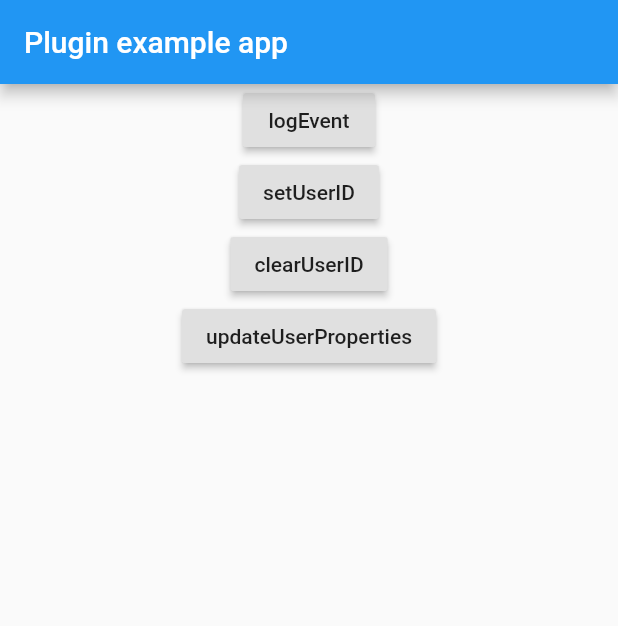
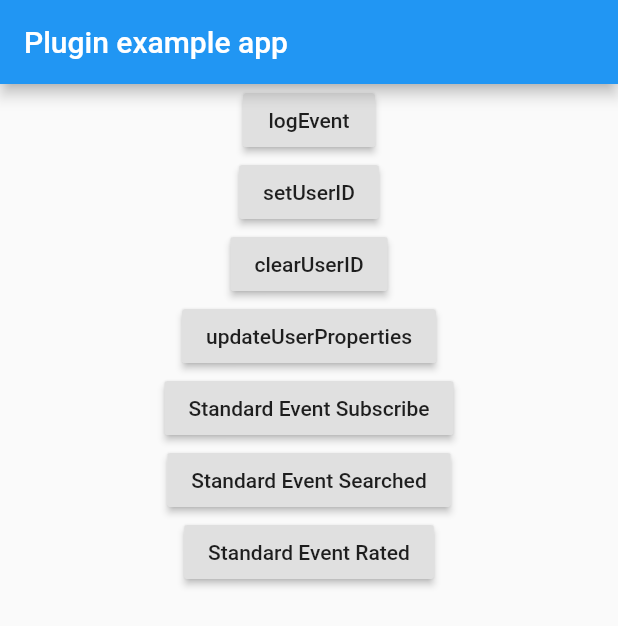
Before and after one commit to W-her/flutter_facebook_sdk, a Flutter app: the screen it shows after launch, on a phone screen of 412 x 824 dp. Shown: the top 626 px of the screen. Run offline on Flutter 3.47's test engine with Material 2 defaults, Android fonts, the phone set to English and light mode, and no system bars.

Commit message:
[Androd] add standard Events, updated example

```diff
--- a/example/lib/main.dart
+++ b/example/lib/main.dart
@@ -12,7 +12,7 @@ class _MyAppState extends State<MyApp> {
   @override
   void initState() {
     super.initState();
-    FacebookSdk.setApplicationId(appId: [FACEBOOKAPPIDHERE]);
+    FacebookSdk.setApplicationId(appId: "207820050055545");
   }
 
   // Platform messages are asynchronous, so we initialize in an async method.
@@ -63,6 +63,36 @@ class _MyAppState extends State<MyApp> {
                 },
               ),
             ),
+            Center(
+              child: RaisedButton(
+                child: Text("Standard Event Subscribe"),
+                onPressed: () {
+                  FacebookSdk.standardEvent(
+                    StandardEvent.EVENT_NAME_SUBSCRIBE,
+                  );
+                },
+              ),
+            ),
+            Center(
+              child: RaisedButton(
+                child: Text("Standard Event Searched"),
+                onPressed: () {
+                  FacebookSdk.standardEvent(
+                    StandardEvent.EVENT_NAME_SEARCHED,
+                  );
+                },
+              ),
+            ),
+            Center(
+              child: RaisedButton(
+                child: Text("Standard Event Rated"),
+                onPressed: () {
+                  FacebookSdk.standardEvent(
+                    StandardEvent.EVENT_NAME_RATED,
+                  );
+                },
+              ),
+            ),
           ],
         ),
       ),
--- a/lib/facebook_sdk.dart
+++ b/lib/facebook_sdk.dart
@@ -44,4 +44,25 @@ class FacebookSdk {
       "params": params,
     });
   }
+
+  static Future<void> standardEvent(StandardEvent standardEvent) async {
+    switch (standardEvent) {
+      case StandardEvent.EVENT_NAME_SUBSCRIBE:
+        await _channel.invokeMethod('standardEventSubscribe');
+        break;
+      case StandardEvent.EVENT_NAME_SEARCHED:
+        await _channel.invokeMethod('standardEventSearched');
+        break;
+      case StandardEvent.EVENT_NAME_RATED:
+        await _channel.invokeMethod('standardEventRated');
+        break;
+      default:
+    }
+  }
 }
+
+enum StandardEvent {
+  EVENT_NAME_SUBSCRIBE,
+  EVENT_NAME_SEARCHED,
+  EVENT_NAME_RATED
+}
```
Also changed, not shown: 1 other file.
